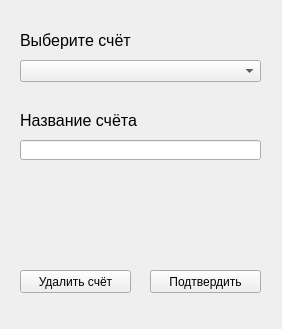
Qt form editAccount.ui (taishakutenn/TTbank) before a commit.
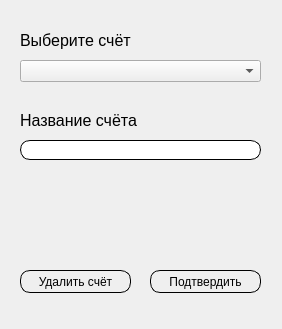
The same form after that commit. Icons and pictures are not drawn.

The edit to the form file:
```diff
--- a/editAccount.ui
+++ b/editAccount.ui
@@ -13,6 +13,12 @@
   <property name="windowTitle">
    <string>Form</string>
   </property>
+  <property name="styleSheet">
+   <string notr="true">QPushButton{
+	border: 1px solid black;
+	border-radius: 10px;
+}</string>
+  </property>
   <widget class="QLabel" name="label">
    <property name="geometry">
     <rect>
@@ -50,6 +56,10 @@
      <height>20</height>
     </rect>
    </property>
+   <property name="styleSheet">
+    <string notr="true">border: 1px solid black;
+border-radius: 10px;</string>
+   </property>
    <property name="text">
     <string/>
    </property>
@@ -81,6 +91,14 @@
      <height>23</height>
     </rect>
    </property>
+   <property name="cursor">
+    <cursorShape>PointingHandCursor</cursorShape>
+   </property>
+   <property name="styleSheet">
+    <string notr="true">:hover {
+    background-color: rgb(204, 102, 255);
+}</string>
+   </property>
    <property name="text">
     <string>Удалить счёт</string>
    </property>
@@ -110,6 +128,14 @@
      <height>23</height>
     </rect>
    </property>
+   <property name="cursor">
+    <cursorShape>PointingHandCursor</cursorShape>
+   </property>
+   <property name="styleSheet">
+    <string notr="true">:hover {
+    background-color: rgb(204, 102, 255);
+}</string>
+   </property>
    <property name="text">
     <string>Подтвердить</string>
    </property>
```
